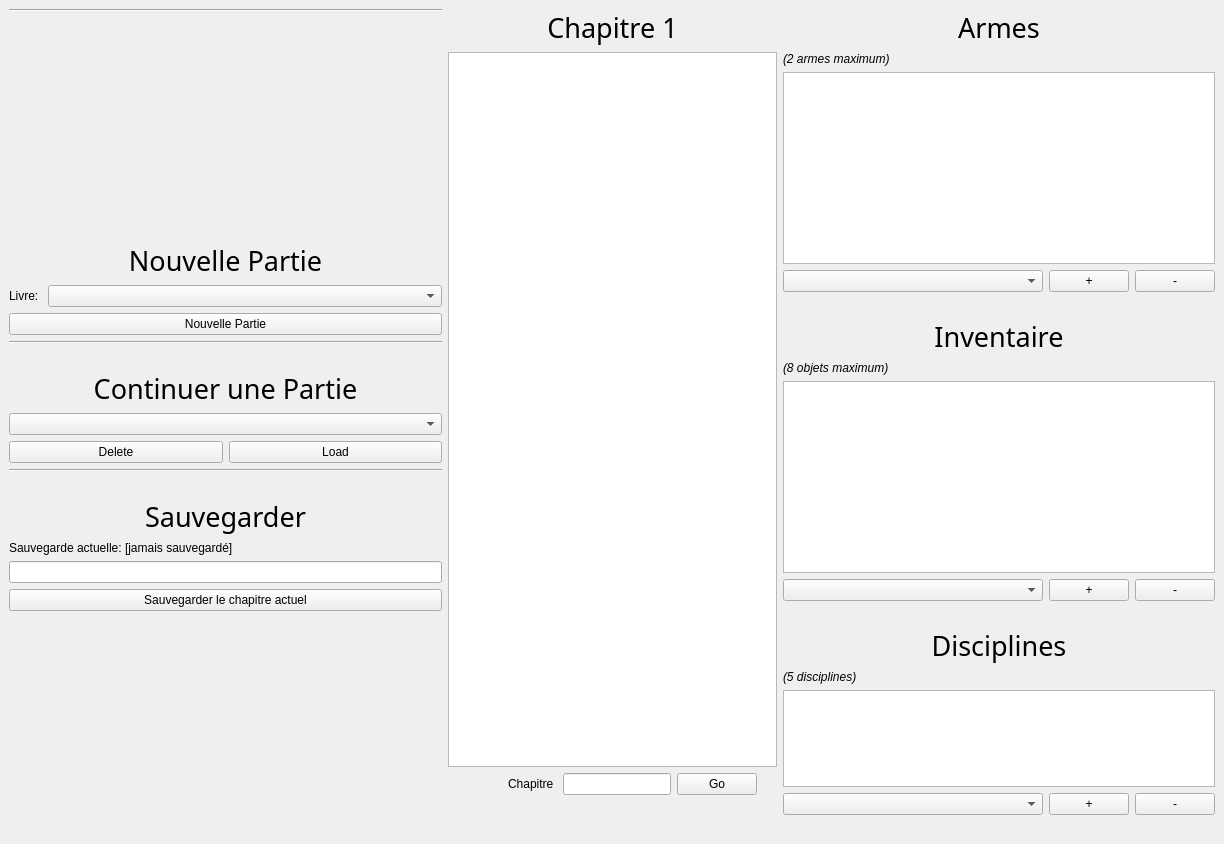
The window that bd2_livre_hero.ui (2137772-Lamarche-Felix/tp_bd2_antoine_felix) describes before a commit, drawn with Qt 5.
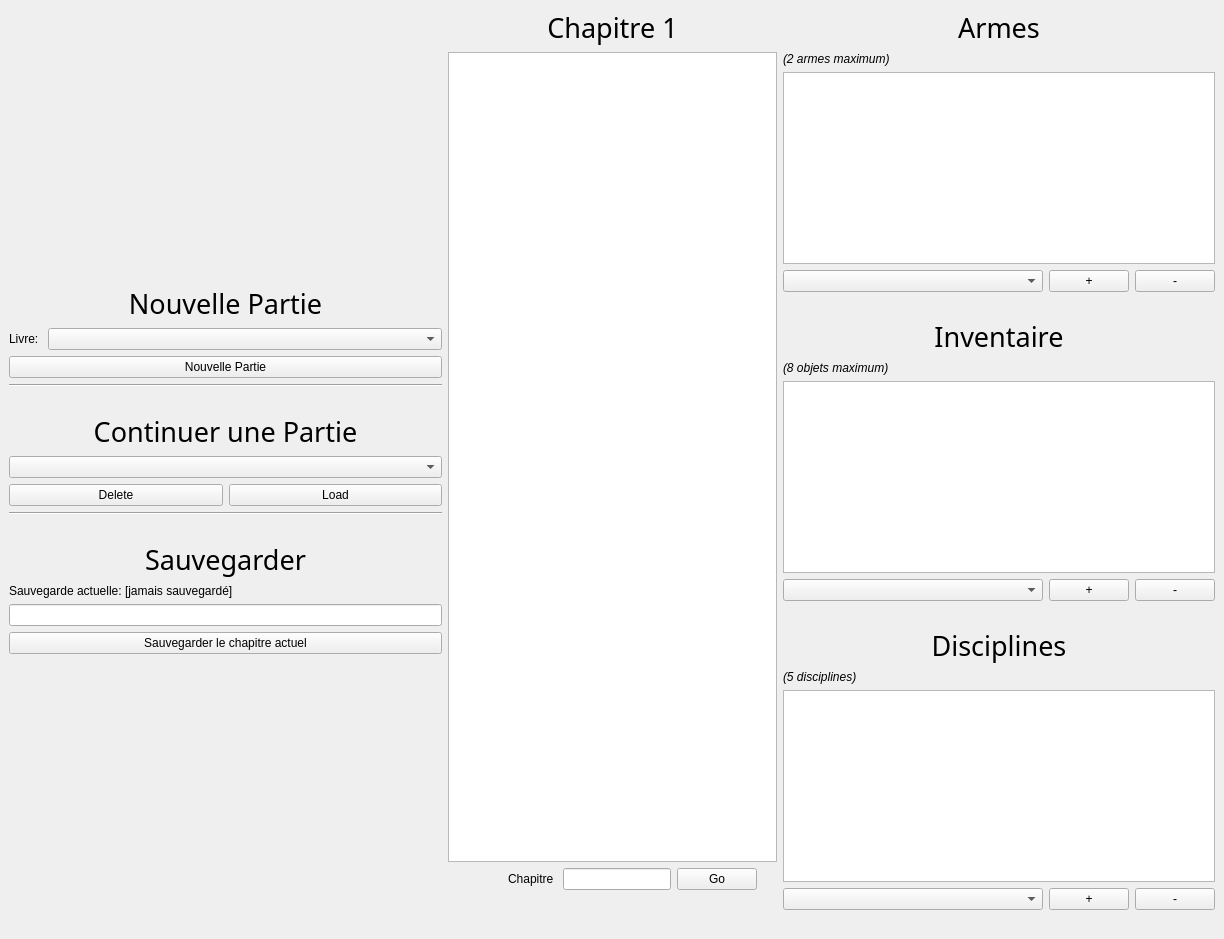
The same window after the commit.

Patch:
```diff
--- a/bd2_livre_hero.ui
+++ b/bd2_livre_hero.ui
@@ -7,7 +7,7 @@
     <x>0</x>
     <y>0</y>
     <width>1224</width>
-    <height>844</height>
+    <height>939</height>
    </rect>
   </property>
   <property name="windowTitle">
@@ -19,13 +19,6 @@
      <layout class="QHBoxLayout" name="horizontalLayout_Body">
       <item>
        <layout class="QVBoxLayout" name="verticalLayout_PanelLeft">
-        <item>
-         <widget class="Line" name="line">
-          <property name="orientation">
-           <enum>Qt::Horizontal</enum>
-          </property>
-         </widget>
-        </item>
         <item>
          <spacer name="verticalSpacer_9">
           <property name="orientation">
@@ -678,6 +671,12 @@
         </item>
         <item>
          <spacer name="verticalSpacer_4">
+          <property name="sizePolicy">
+           <sizepolicy hsizetype="Minimum" vsizetype="Fixed">
+            <horstretch>0</horstretch>
+            <verstretch>0</verstretch>
+           </sizepolicy>
+          </property>
           <property name="orientation">
            <enum>Qt::Vertical</enum>
           </property>
@@ -692,19 +691,6 @@
           </property>
          </spacer>
         </item>
-        <item>
-         <spacer name="verticalSpacer_5">
-          <property name="orientation">
-           <enum>Qt::Vertical</enum>
-          </property>
-          <property name="sizeHint" stdset="0">
-           <size>
-            <width>20</width>
-            <height>40</height>
-           </size>
-          </property>
-         </spacer>
-        </item>
        </layout>
       </item>
      </layout>
```
Left out of the diff: 10 changed lines with no effect on the pictures.
